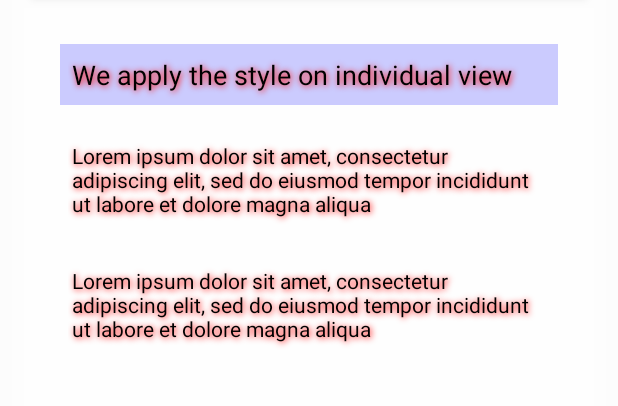
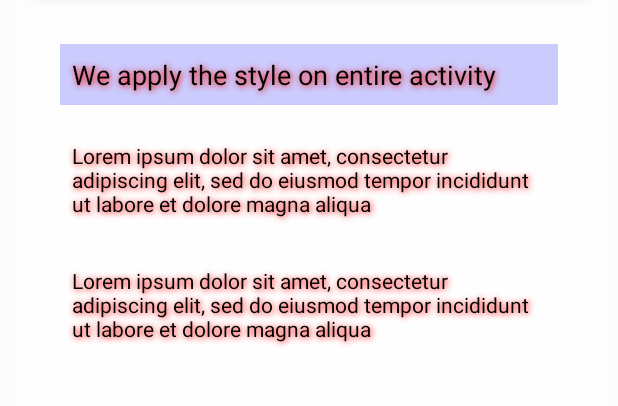
Before and after one commit to MoshDev/ThemesAndStyles, an Android app: the StyleVsTheme2Activity screen opened directly, with no data from a screen before it, on a phone screen of 412 x 824 dp, the part 124-530 px from its top. Run offline under Robolectric (Android 15) with nearby library versions, the phone set to English and light mode, and no system bars.

Commit message:
fix message text

```diff
--- a/app/src/main/res/layout/activity_style_vs_theme2.xml
+++ b/app/src/main/res/layout/activity_style_vs_theme2.xml
@@ -15,7 +15,7 @@
     android:layout_height="wrap_content"
     android:layout_marginBottom="16dp"
     android:background="#300F"
-    android:text="We apply the style on individual view"
+    android:text="We apply the style on entire activity"
     android:textAppearance="@style/TextAppearance.AppCompat.Medium"/>
 
   <TextView
```
